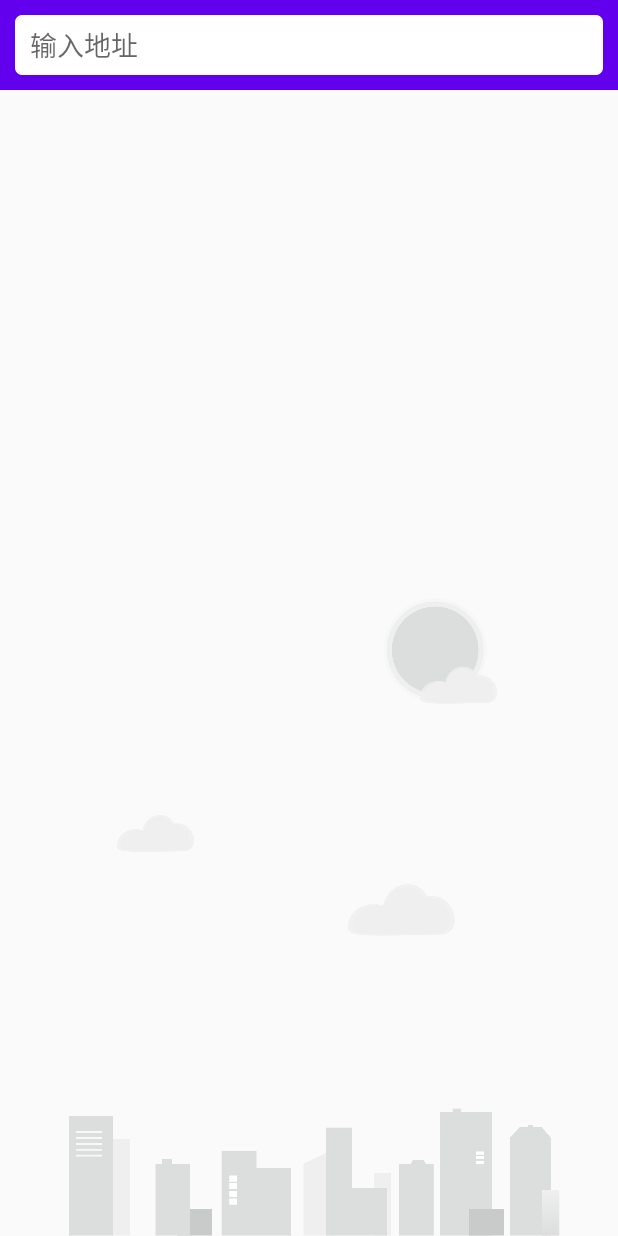
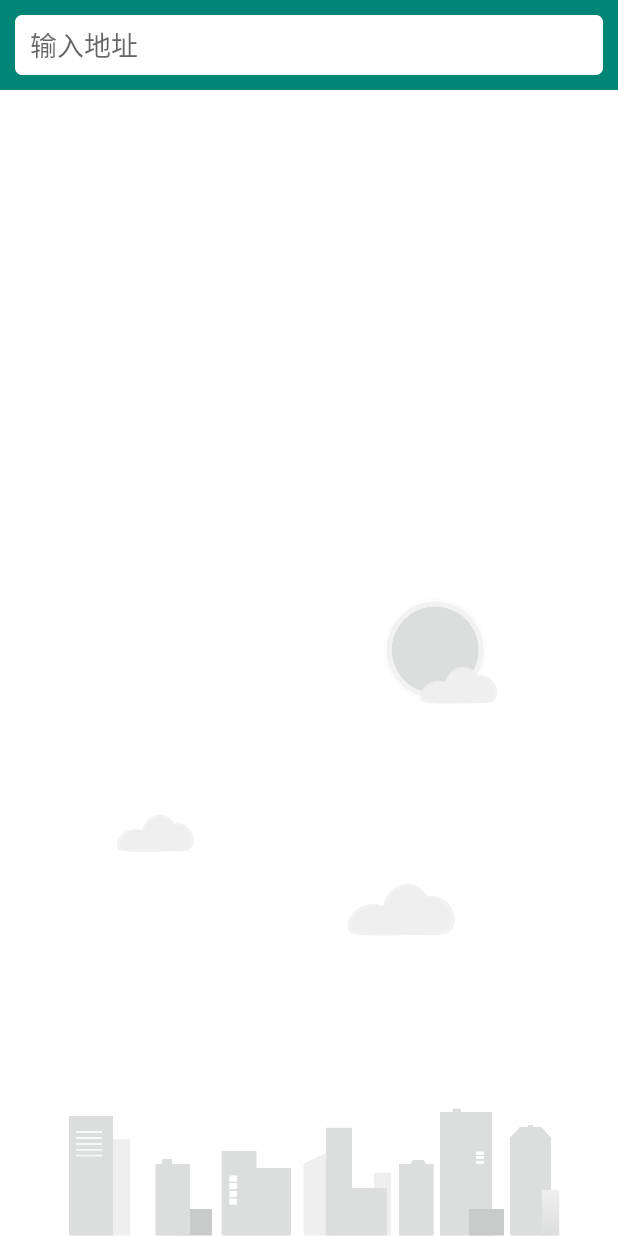
Before and after one commit to linxinghuang/SunnyWeather, an Android app: the screen it shows after launch (MainActivity), on a phone screen of 412 x 824 dp. Run offline under Robolectric (Android 15) with nearby library versions, the phone set to English and light mode, and no system bars; 1 statement that could not run was skipped.

```diff
--- a/app/src/main/java/com/renext/sunnyweather/ui/place/PlaceAdapter.kt
+++ b/app/src/main/java/com/renext/sunnyweather/ui/place/PlaceAdapter.kt
@@ -22,8 +22,8 @@ class PlaceAdapter(
         val view = LayoutInflater.from(parent.context).inflate(R.layout.place_item, parent, false)
         val holder = ViewHolder(view)
         holder.itemView.setOnClickListener {
-            val position = holder.getBindingAdapterPosition()
-            val place = placeList.get(position)
+            val position = holder.bindingAdapterPosition
+            val place = placeList[position]
             val activity = fragment.activity
         }
         return holder
--- a/app/src/main/res/layout/place_item.xml
+++ b/app/src/main/res/layout/place_item.xml
@@ -7,10 +7,11 @@
     app:cardCornerRadius="4dp">
 
     <LinearLayout
+        android:layout_gravity="center_vertical"
         android:layout_width="match_parent"
         android:layout_height="wrap_content"
-        android:layout_gravity="center_vertical"
-        android:layout_margin="18dp">
+        android:layout_margin="18dp"
+        android:orientation="vertical">
 
         <TextView
             android:id="@+id/placeName"
--- a/app/src/main/res/values/colors.xml
+++ b/app/src/main/res/values/colors.xml
@@ -1,6 +1,6 @@
 <?xml version="1.0" encoding="utf-8"?>
 <resources>
-    <color name="colorPrimary">#6200EE</color>
-    <color name="colorPrimaryDark">#3700B3</color>
-    <color name="colorAccent">#03DAC5</color>
+    <color name="colorPrimary">#008577</color>
+    <color name="colorPrimaryDark">#00574B</color>
+    <color name="colorAccent">#D81B60</color>
 </resources>
--- a/app/src/main/res/values/styles.xml
+++ b/app/src/main/res/values/styles.xml
@@ -1,6 +1,6 @@
 <resources>
     <!-- Base application theme. -->
-    <style name="AppTheme" parent="Theme.AppCompat.Light.NoActionBar">
+    <style name="AppTheme" parent="Theme.MaterialComponents.Light.NoActionBar">
         <!-- Customize your theme here. -->
         <item name="colorPrimary">@color/colorPrimary</item>
         <item name="colorPrimaryDark">@color/colorPrimaryDark</item>
```
